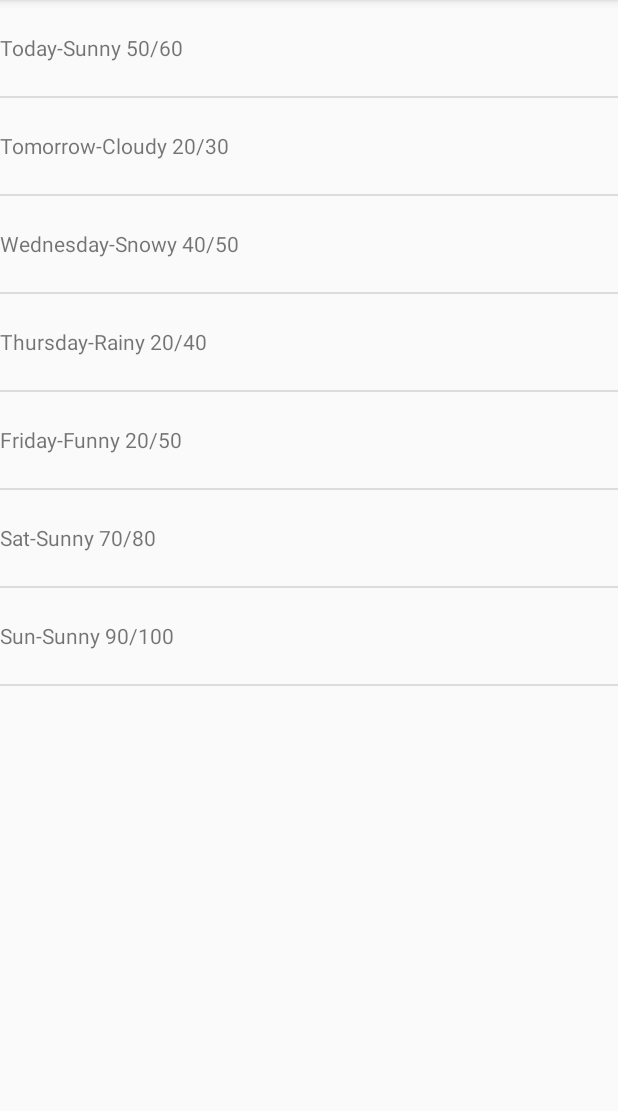
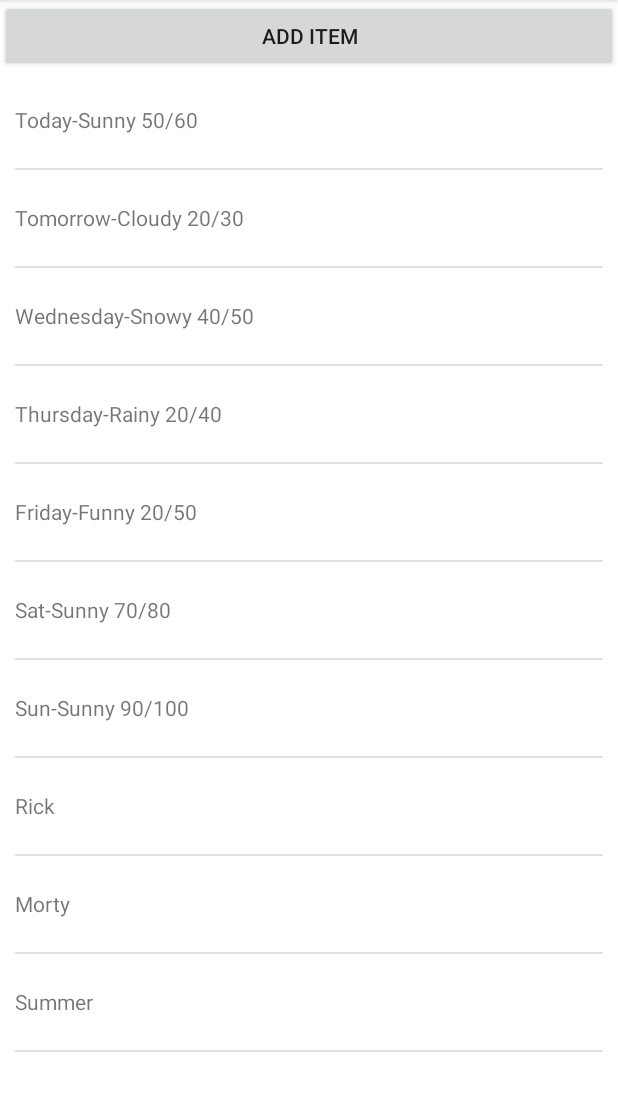
Before and after one commit to dvdprr6/RemindMeAt, an Android app: the RemindMeAtListActivity screen opened directly, with no data from a screen before it, on a phone screen of 412 x 824 dp, the part 84-1195 px from its top. Run offline under Robolectric (Android 15) with nearby library versions, the phone set to English and light mode, and no system bars.

Commit message:
added an add item button

```diff
--- a/app/src/main/java/com/example/david/remindmeat/RemindMeAtListActivity.java
+++ b/app/src/main/java/com/example/david/remindmeat/RemindMeAtListActivity.java
@@ -9,7 +9,6 @@ import android.view.View;
 import android.view.ViewGroup;
 import android.widget.ArrayAdapter;
 import android.widget.ListView;
-import android.widget.TextView;
 
 import java.util.Arrays;
 import java.util.LinkedList;
@@ -29,6 +28,10 @@ public class RemindMeAtListActivity extends AppCompatActivity {
         }
     }
 
+    public void addItem(View view){
+
+    }
+
     public static class PlaceholderFragment extends Fragment {
 
         public PlaceholderFragment() {}
@@ -44,7 +47,10 @@ public class RemindMeAtListActivity extends AppCompatActivity {
                     "Thursday-Rainy 20/40",
                     "Friday-Funny 20/50",
                     "Sat-Sunny 70/80",
-                    "Sun-Sunny 90/100"
+                    "Sun-Sunny 90/100",
+                    "Rick",
+                    "Morty",
+                    "Summer"
             };
 
             List<String> weekForecast = new LinkedList(Arrays.asList(forecastArray));
--- a/app/src/main/res/layout/activity_main_menu.xml
+++ b/app/src/main/res/layout/activity_main_menu.xml
@@ -41,10 +41,8 @@
             android:id="@+id/button4"
             android:layout_width="match_parent"
             android:layout_height="wrap_content"
-            android:text="@string/btn_logout" />
+            android:text="@string/btn_logout"
+            android:onClick="logout"/>
 
     </LinearLayout>
-
-
-
 </LinearLayout>
--- a/app/src/main/res/layout/list_view_fragment.xml
+++ b/app/src/main/res/layout/list_view_fragment.xml
@@ -1,11 +1,29 @@
 <?xml version="1.0" encoding="utf-8"?>
-<FrameLayout xmlns:android="http://schemas.android.com/apk/res/android"
+<LinearLayout xmlns:android="http://schemas.android.com/apk/res/android"
     android:layout_width="match_parent"
-    android:layout_height="match_parent">
+    android:layout_height="match_parent"
+    android:background="@color/white"
+    android:gravity="center"
+    android:orientation="vertical" >
 
-    <ListView
+    <Button
+        android:id="@+id/remindMeList"
+        android:layout_width="match_parent"
+        android:layout_height="wrap_content"
+        android:text="@string/addItem"
+        android:onClick="addItem"/>
+
+    <FrameLayout xmlns:android="http://schemas.android.com/apk/res/android"
         android:layout_width="match_parent"
         android:layout_height="match_parent"
-        android:id="@+id/RemindMeAtlistview" />
+        android:paddingLeft="10dp"
+        android:paddingRight="10dp">
 
-</FrameLayout>
+        <ListView
+            android:layout_width="match_parent"
+            android:layout_height="match_parent"
+            android:id="@+id/RemindMeAtlistview" />
+
+    </FrameLayout>
+
+</LinearLayout>
```
